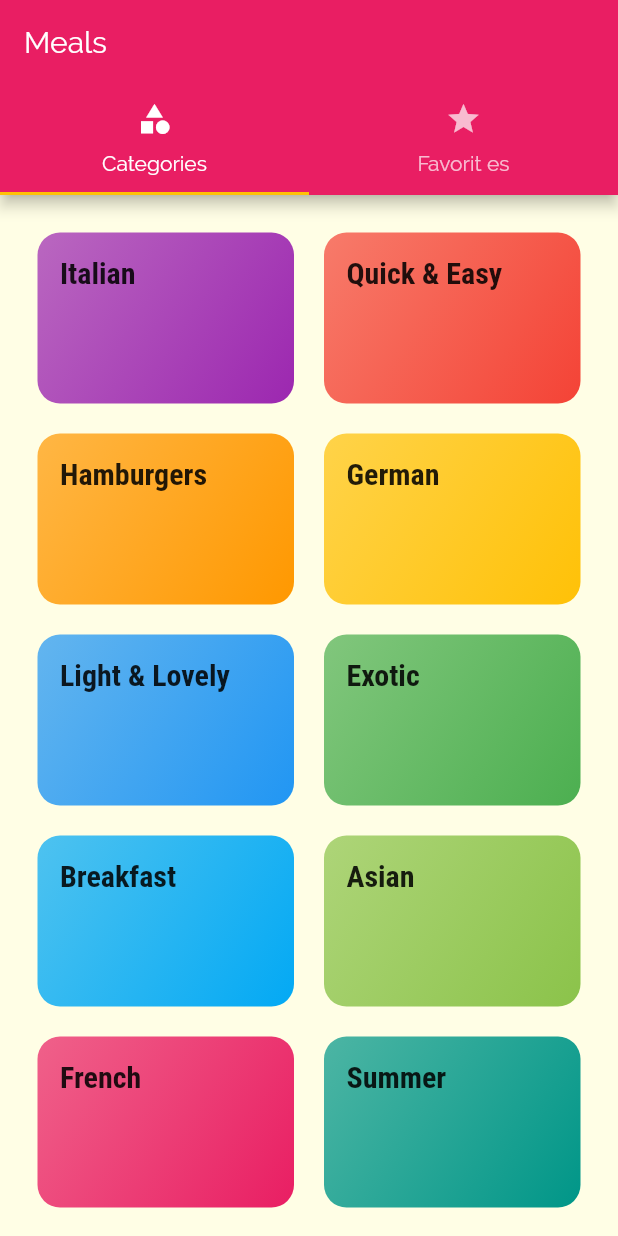
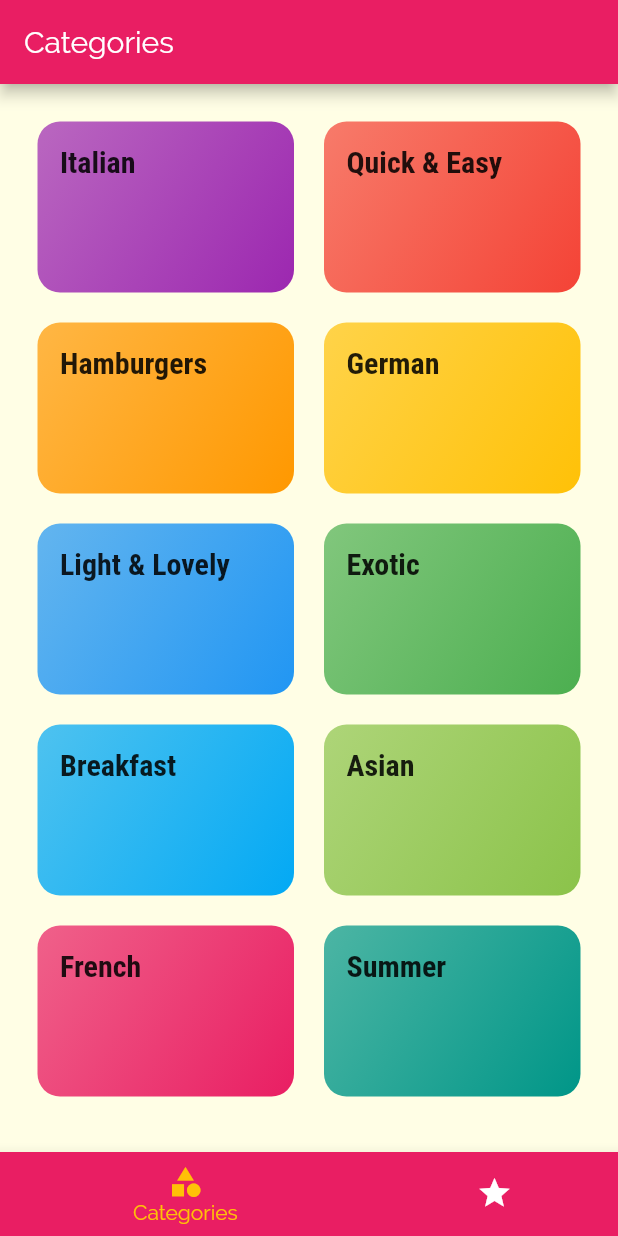
Before and after one commit to Arielliv/flutter_course, a Flutter app: the screen it shows after launch, on a phone screen of 412 x 824 dp. Run offline on Flutter 3.47's test engine with Material 2 defaults, Android fonts, the phone set to English and light mode, and no system bars.

Commit message:
new tabs screen on bottom

```diff
--- a/module_3/lib/screens/tabs_sceen.dart
+++ b/module_3/lib/screens/tabs_sceen.dart
@@ -1,4 +1,5 @@
 import 'package:flutter/material.dart';
+
 import './favorites_screen.dart';
 import './categories_screen.dart';
 
@@ -8,31 +9,50 @@ class TabsScreen extends StatefulWidget {
 }
 
 class _TabsScreenState extends State<TabsScreen> {
+  final List<Map<String, Object>> _pages = [
+    {
+      'page': CategoriesScreen(),
+      'title': 'Categories',
+    },
+    {
+      'page': FavoritesScreen(),
+      'title': 'Your Favorite',
+    },
+  ];
+  int _selectedPageIndex = 0;
+
+  void _selectPage(int index) {
+    setState(() {
+      _selectedPageIndex = index;
+    });
+  }
+
   @override
   Widget build(BuildContext context) {
-    return DefaultTabController(
-      length: 2,
-      // initialIndex: 1,
-      child: Scaffold(
-        appBar: AppBar(
-          title: Text('Meals'),
-          bottom: TabBar(
-            tabs: <Widget>[
-              Tab(
-                icon: Icon(Icons.category),
-                text: 'Categories',
-              ),
-              Tab(
-                icon: Icon(Icons.star),
-                text: 'Favorit es',
-              ),
-            ],
+    return Scaffold(
+      appBar: AppBar(
+        title: Text(_pages[_selectedPageIndex]['title']),
+      ),
+      body: _pages[_selectedPageIndex]['page'],
+      bottomNavigationBar: BottomNavigationBar(
+        onTap: _selectPage,
+        backgroundColor: Theme.of(context).primaryColor,
+        unselectedItemColor: Colors.white,
+        selectedItemColor: Theme.of(context).accentColor,
+        currentIndex: _selectedPageIndex,
+        type: BottomNavigationBarType.shifting,
+        items: [
+          BottomNavigationBarItem(
+            backgroundColor: Theme.of(context).primaryColor,
+            icon: Icon(Icons.category),
+            title: Text('Categories'),
           ),
-        ),
-        body: TabBarView(children: <Widget>[
-          CategoriesScreen(),
-          FavoritesScreen(),
-        ],),
+          BottomNavigationBarItem(
+            backgroundColor: Theme.of(context).primaryColor,
+            icon: Icon(Icons.star),
+            title: Text('Favorites'),
+          ),
+        ],
       ),
     );
   }
```
